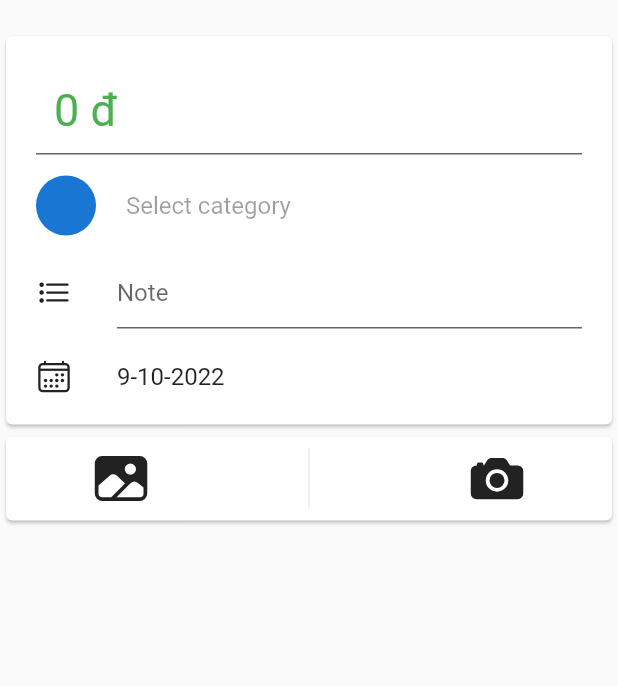
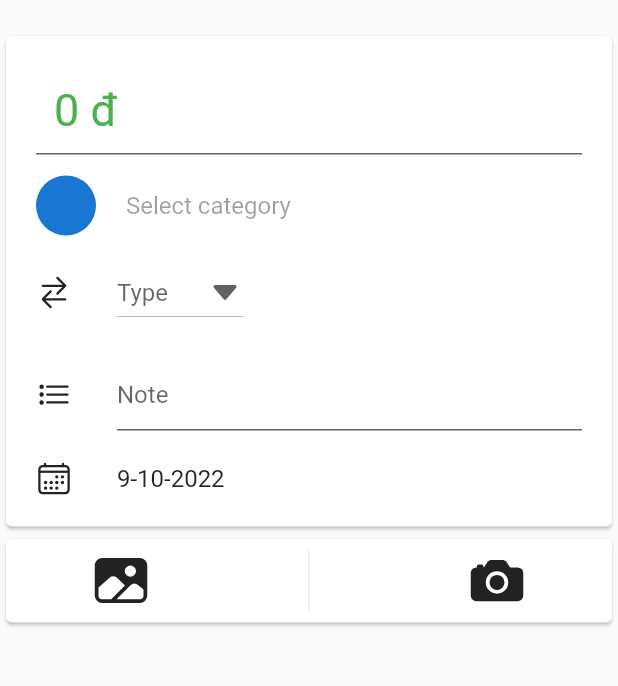
Before and after one commit to TranDKhoi/money_keeper, a Flutter app: the EditTransactionScreen screen opened by its route, on a phone screen of 412 x 824 dp, the part 54-740 px from its top. Run offline on Flutter 3.47's test engine with Material 2 defaults, Android fonts, the phone set to English and light mode, and no system bars; our stand-ins replace fl_chart, flutter_easyloading, get, image_cropper, image_picker, ionicons and 1 more; missing offline and left inert: flutter_verification_code.

Commit message:
minor fix

```diff
--- a/lib/app/controllers/transaction/edit_transaction_controller.dart
+++ b/lib/app/controllers/transaction/edit_transaction_controller.dart
@@ -7,10 +7,8 @@ import '../../core/utils/utils.dart';
 class EditTransactionController extends GetxController {
   var pickedImage = Rxn<String>();
   var pickedDate = DateTime.now().obs;
-
-  EditTransactionController() {
-    print("createeee");
-  }
+  var selectedType = Rxn<String>();
+  var listType = ["Income".tr,"Expense".tr];
 
   void pickedImageGallery() async {
     String? picked = await ImageHelper.ins.pickSingleImage();
@@ -25,4 +23,8 @@ class EditTransactionController extends GetxController {
   void deleteImage() {
     pickedImage.value = null;
   }
+
+  void changeType (String val){
+    selectedType.value = val;
+  }
 }
--- a/lib/app/core/values/en_lang.dart
+++ b/lib/app/core/values/en_lang.dart
@@ -52,7 +52,7 @@ const Map<String, String> enLanguagePackage = {
   "Notincludeintotalbalance": "Not include in total balance",
   "Createanewwalletanddonotincludeitintototalbalance":
       "Create a new wallet and do not include it into total balance",
-  "ADDNEW": "ADDNEW",
+  "ADDNEW": "ADD NEW",
   "DELETETHISWALLETFOREVER": "DELETE THIS WALLET FOREVER",
   "UPDATE": "UPDATE",
   "Including": "Including",
@@ -73,9 +73,10 @@ const Map<String, String> enLanguagePackage = {
   "Selectcategory": "Select category",
   "Note": "Note",
   "Edittransaction": "Edit transaction",
-  "Viewreportofthisperiod": "View report of thi speriod",
+  "Viewreportofthisperiod": "View report of this period",
   "Pleaseenteralltheinformation": "Please enter all the information",
-  "Incorectcode": "Incorect code",
-  "Incorectpassword": "Incorect password",
+  "Incorectcode": "Incorrect code",
+  "Incorectpassword": "Incorrect password",
   "Vietnamese": "Vietnamese",
+  "Type":"Type",
 };
--- a/lib/app/core/values/vi_lang.dart
+++ b/lib/app/core/values/vi_lang.dart
@@ -78,4 +78,5 @@ const Map<String, String> viLanguagePackage = {
   "Incorectcode": "Mã không hợp lệ",
   "Incorectpassword": "Mật khẩu không khớp",
   "Vietnamese": "Tiếng Việt",
+  "Type":"Khoản",
 };
--- a/lib/app/modules/transaction/edit_transaction.dart
+++ b/lib/app/modules/transaction/edit_transaction.dart
@@ -65,6 +65,29 @@ class EditTransactionScreen extends StatelessWidget {
                       ],
                     ),
                     const SizedBox(height: 10),
+                    Row(
+                      children: [
+                        const Icon(Ionicons.swap_horizontal),
+                        const SizedBox(width: 30),
+                        Obx(
+                              () => DropdownButton<String>(
+                            value: _controller.selectedType.value,
+                            hint: Text("Type".tr),
+                            icon: const Icon(Ionicons.caret_down),
+                            onChanged: (String? value) {
+                              _controller.changeType(value!);
+                            },
+                            items: _controller.listType.map((String value) {
+                              return DropdownMenuItem(
+                                value: value,
+                                child: Text(value),
+                              );
+                            }).toList(),
+                          ),
+                        ),
+                      ],
+                    ),
+                    const SizedBox(height: 20),
                     Row(
                       children: [
                         const Icon(Ionicons.list_outline),
```
Also changed, not shown: lib/app/controllers/transaction/add_transaction_controller.dart (+7 -0 lines), lib/app/modules/home/home_screen.dart (+10 -5 lines), lib/app/modules/transaction/add_transaction.dart (+23 -0 lines).
